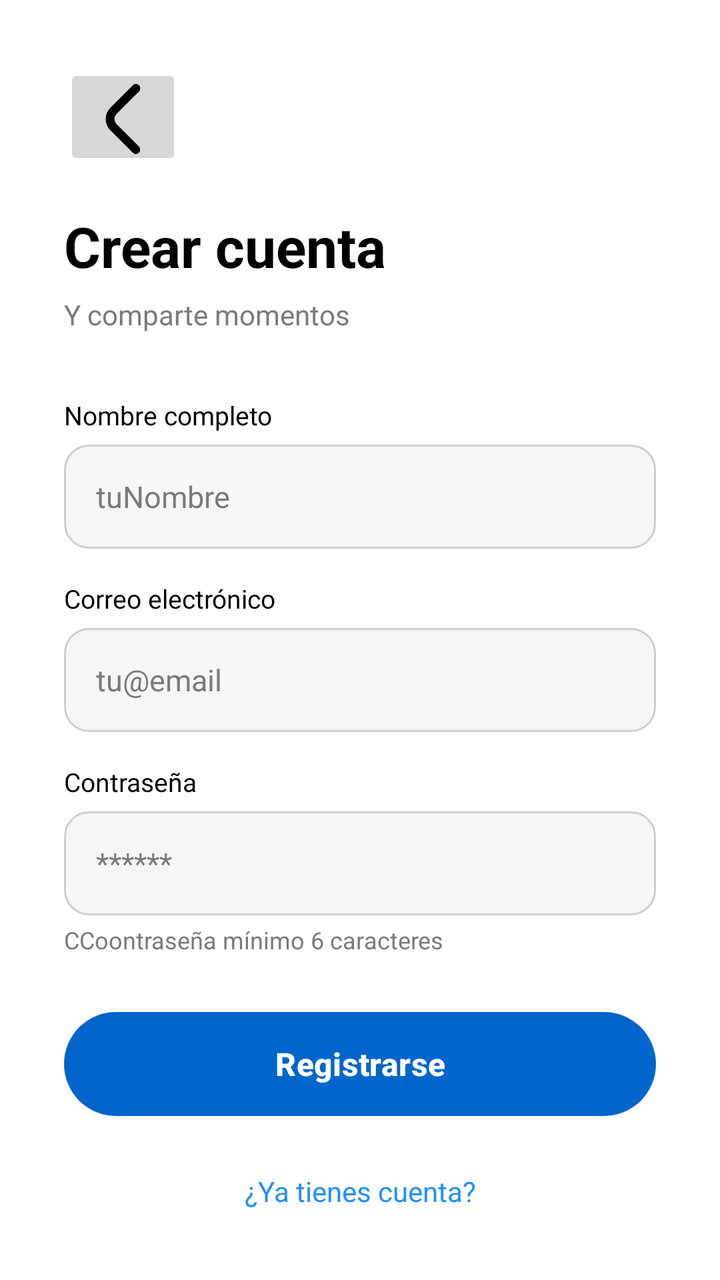
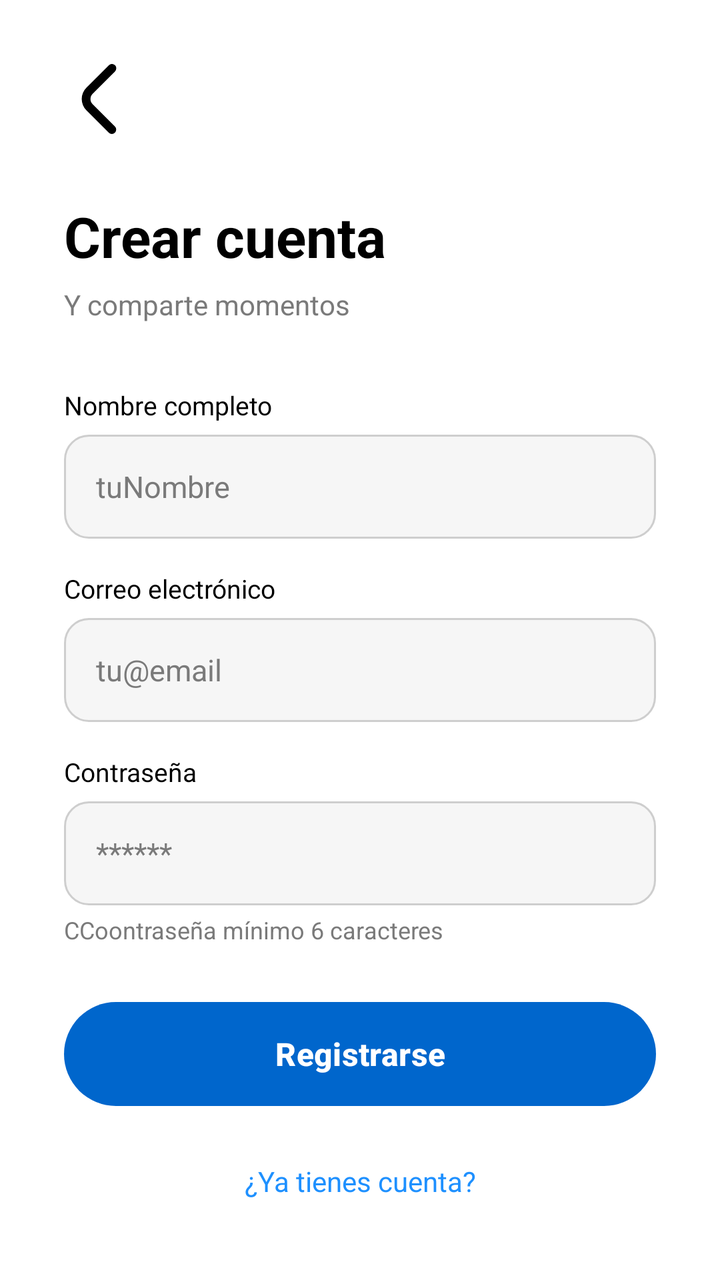

An Android layout rendered at two revisions. The XML below is the earlier revision; the diff shows what the commit changed to produce the second picture.
<!-- AndroidManifest.xml: application theme Theme.Momentia -->
<!-- res/layout/activity_register.xml -->
<?xml version="1.0" encoding="utf-8"?>
<androidx.constraintlayout.widget.ConstraintLayout xmlns:android="http://schemas.android.com/apk/res/android"
    xmlns:app="http://schemas.android.com/apk/res-auto"
    android:layout_width="match_parent"
    android:layout_height="match_parent"
    android:background="@color/primary"
    android:padding="32dp">

    <ImageButton
        android:id="@+id/btnBack"
        android:layout_width="wrap_content"
        android:layout_height="wrap_content"
        android:clickable="true"
        android:focusable="true"
        android:paddingBottom="8dp"
        android:src="@drawable/back"
        android:textColor="@color/text_hint"
        android:textSize="14sp"
        app:backgroundTint="@null"
        app:layout_constraintStart_toStartOf="parent"
        app:layout_constraintTop_toTopOf="parent" />

    <TextView
        android:id="@+id/tvTitle"
        android:layout_width="0dp"
        android:layout_height="wrap_content"
        android:layout_marginTop="24dp"
        android:layout_marginBottom="6dp"
        android:text="Crear cuenta"
        android:textColor="@color/black"
        android:textSize="28sp"
        android:textStyle="bold"
        app:layout_constraintBottom_toTopOf="@id/tvSubtitle"
        app:layout_constraintEnd_toEndOf="parent"
        app:layout_constraintStart_toStartOf="parent"
        app:layout_constraintTop_toBottomOf="@id/btnBack"
        app:layout_constraintVertical_chainStyle="packed" />

    <TextView
        android:id="@+id/tvSubtitle"
        android:layout_width="0dp"
        android:layout_height="wrap_content"
        android:layout_marginBottom="32dp"
        android:text="Y comparte momentos"
        android:textColor="@color/text_hint"
        android:textSize="14sp"
        app:layout_constraintBottom_toTopOf="@id/tvLabelName"
        app:layout_constraintEnd_toEndOf="parent"
        app:layout_constraintStart_toStartOf="parent"
        app:layout_constraintTop_toBottomOf="@id/tvTitle" />

    <TextView
        android:id="@+id/tvLabelName"
        android:layout_width="0dp"
        android:layout_height="wrap_content"
        android:layout_marginBottom="6dp"
        android:text="Nombre completo"
        android:textColor="@color/black"
        android:textSize="13sp"
        app:layout_constraintBottom_toTopOf="@id/etName"
        app:layout_constraintEnd_toEndOf="parent"
        app:layout_constraintStart_toStartOf="parent"
        app:layout_constraintTop_toBottomOf="@id/tvSubtitle" />

    <EditText
        android:id="@+id/etName"
        android:layout_width="0dp"
        android:layout_height="52dp"
        android:layout_marginBottom="16dp"
        android:background="@drawable/bg_rounded"
        android:hint="tuNombre"
        android:textColorHint="@color/text_hint"
        android:imeOptions="actionNext"
        android:inputType="textPersonName"
        android:paddingStart="16dp"
        android:paddingEnd="16dp"
        android:textColor="@color/black"
        android:textSize="15sp"
        app:layout_constraintBottom_toTopOf="@id/tvLabelEmail"
        app:layout_constraintEnd_toEndOf="parent"
        app:layout_constraintStart_toStartOf="parent"
        app:layout_constraintTop_toBottomOf="@id/tvLabelName" />

    <TextView
        android:id="@+id/tvLabelEmail"
        android:layout_width="0dp"
        android:layout_height="wrap_content"
        android:layout_marginBottom="6dp"
        android:text="Correo electrónico"
        android:textColor="@color/black"
        android:textSize="13sp"
        app:layout_constraintBottom_toTopOf="@id/etEmail"
        app:layout_constraintEnd_toEndOf="parent"
        app:layout_constraintStart_toStartOf="parent"
        app:layout_constraintTop_toBottomOf="@id/etName" />

    <EditText
        android:id="@+id/etEmail"
        android:layout_width="0dp"
        android:layout_height="52dp"
        android:layout_marginBottom="16dp"
        android:background="@drawable/bg_rounded"
        android:hint="tu@email"
        android:textColorHint="@color/text_hint"
        android:imeOptions="actionNext"
        android:inputType="textEmailAddress"
        android:paddingStart="16dp"
        android:paddingEnd="16dp"
        android:textColor="@color/black"
        android:textSize="15sp"
        app:layout_constraintBottom_toTopOf="@id/tvLabelPassword"
        app:layout_constraintEnd_toEndOf="parent"
        app:layout_constraintStart_toStartOf="parent"
        app:layout_constraintTop_toBottomOf="@id/tvLabelEmail" />

    <TextView
        android:id="@+id/tvLabelPassword"
        android:layout_width="0dp"
        android:layout_height="wrap_content"
        android:layout_marginBottom="6dp"
        android:text="Contraseña"
        android:textColor="@color/black"
        android:textSize="13sp"
        app:layout_constraintBottom_toTopOf="@id/etPassword"
        app:layout_constraintEnd_toEndOf="parent"
        app:layout_constraintStart_toStartOf="parent"
        app:layout_constraintTop_toBottomOf="@id/etEmail" />

    <EditText
        android:id="@+id/etPassword"
        android:layout_width="0dp"
        android:layout_height="52dp"
        android:layout_marginBottom="4dp"
        android:background="@drawable/bg_rounded"
        android:hint="******"
        android:textColorHint="@color/text_hint"
        android:imeOptions="actionDone"
        android:inputType="textPassword"
        android:paddingStart="16dp"
        android:paddingEnd="16dp"
        android:textColor="@color/black"
        android:textSize="15sp"
        app:layout_constraintBottom_toTopOf="@id/tvPasswordHint"
        app:layout_constraintEnd_toEndOf="parent"
        app:layout_constraintStart_toStartOf="parent"
        app:layout_constraintTop_toBottomOf="@id/tvLabelPassword" />

    <TextView
        android:id="@+id/tvPasswordHint"
        android:layout_width="wrap_content"
        android:layout_height="wrap_content"
        android:layout_marginBottom="28dp"
        android:text="CCoontraseña mínimo 6 caracteres"
        android:textColor="@color/text_hint"
        android:textSize="12sp"
        app:layout_constraintBottom_toTopOf="@id/btnRegister"
        app:layout_constraintStart_toStartOf="parent"
        app:layout_constraintTop_toBottomOf="@id/etPassword" />

    <Button
        android:id="@+id/btnRegister"
        android:layout_width="0dp"
        android:layout_height="52dp"
        android:layout_marginBottom="20dp"
        android:background="@drawable/bg_button"
        app:backgroundTint="@null"
        android:text="Registrarse"
        android:textColor="@color/white"
        android:textSize="16sp"
        android:textStyle="bold"
        app:layout_constraintBottom_toTopOf="@id/tvGoToLogin"
        app:layout_constraintEnd_toEndOf="parent"
        app:layout_constraintStart_toStartOf="parent"
        app:layout_constraintTop_toBottomOf="@id/tvPasswordHint" />

    <TextView
        android:id="@+id/tvGoToLogin"
        android:layout_width="wrap_content"
        android:layout_height="wrap_content"
        android:clickable="true"
        android:focusable="true"
        android:padding="8dp"
        android:text="¿Ya tienes cuenta?"
        android:textColor="@color/blue_light"
        android:textSize="14sp"
        app:layout_constraintBottom_toBottomOf="parent"
        app:layout_constraintEnd_toEndOf="parent"
        app:layout_constraintStart_toStartOf="parent"
        app:layout_constraintTop_toBottomOf="@id/btnRegister" />
</androidx.constraintlayout.widget.ConstraintLayout>
<!-- resources referenced by this layout -->
<resources>
  <color name="black">#FF000000</color>
  <color name="blue_light">#1E90FF</color>
  <color name="primary">#FFFFFF</color>
  <color name="text_hint">#7A7A7A</color>
  <color name="white">#FFFFFFFF</color>
  <!-- drawable back (drawable) -->
  <vector xmlns:android="http://schemas.android.com/apk/res/android"
      android:width="35dp"
      android:height="35dp"
      android:viewportWidth="24"
      android:viewportHeight="24">
    <path
        android:fillColor="#FF000000"
        android:pathData="M17.921,1.505a1.5,1.5 0,0 1,-0.44 1.06L9.809,10.237a2.5,2.5 0,0 0,0 3.536l7.662,7.662a1.5,1.5 0,0 1,-2.121 2.121L7.688,15.9a5.506,5.506 0,0 1,0 -7.779L15.36,0.444a1.5,1.5 0,0 1,2.561 1.061Z"/>
  </vector>
  <!-- drawable bg_button (drawable) -->
  <?xml version="1.0" encoding="utf-8"?>
  <shape xmlns:android="http://schemas.android.com/apk/res/android" android:shape="rectangle">
      <solid android:color="@color/blue" />
      <corners android:radius="250dp" />
  </shape>
  <!-- drawable bg_rounded (drawable) -->
  <?xml version="1.0" encoding="utf-8"?>
  <shape xmlns:android="http://schemas.android.com/apk/res/android"
      android:shape="rectangle">
      <solid android:color="@color/input_bg" />
      <stroke
          android:width="1dp"
          android:color="@color/input_border" />
      <corners android:radius="12dp" />
  </shape>
  <style name="Theme.Momentia" parent="Base.Theme.Momentia" />
  <color name="blue">#0066CC</color>
  <color name="input_bg">#F6F6F6</color>
  <color name="input_border">#CECECE</color>
  <style name="Base.Theme.Momentia" parent="Theme.Material3.DayNight.NoActionBar">
          
          
      </style>
</resources>

<!-- the commit's change to res/layout/activity_register.xml (unified diff, before → after) -->
@@ -14,11 +14,11 @@
         android:focusable="true"
         android:paddingBottom="8dp"
         android:src="@drawable/back"
-        android:textColor="@color/text_hint"
         android:textSize="14sp"
+        android:background="@null"
         app:backgroundTint="@null"
         app:layout_constraintStart_toStartOf="parent"
-        app:layout_constraintTop_toTopOf="parent" />
+        app:layout_constraintTop_toTopOf="parent"/>
 
     <TextView
         android:id="@+id/tvTitle"
